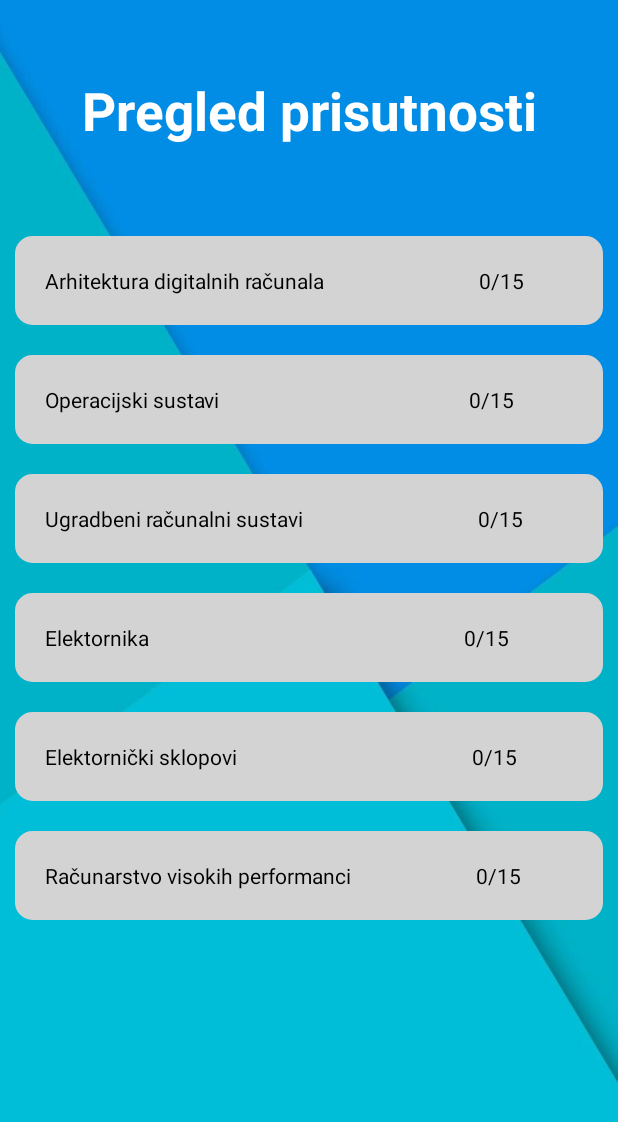
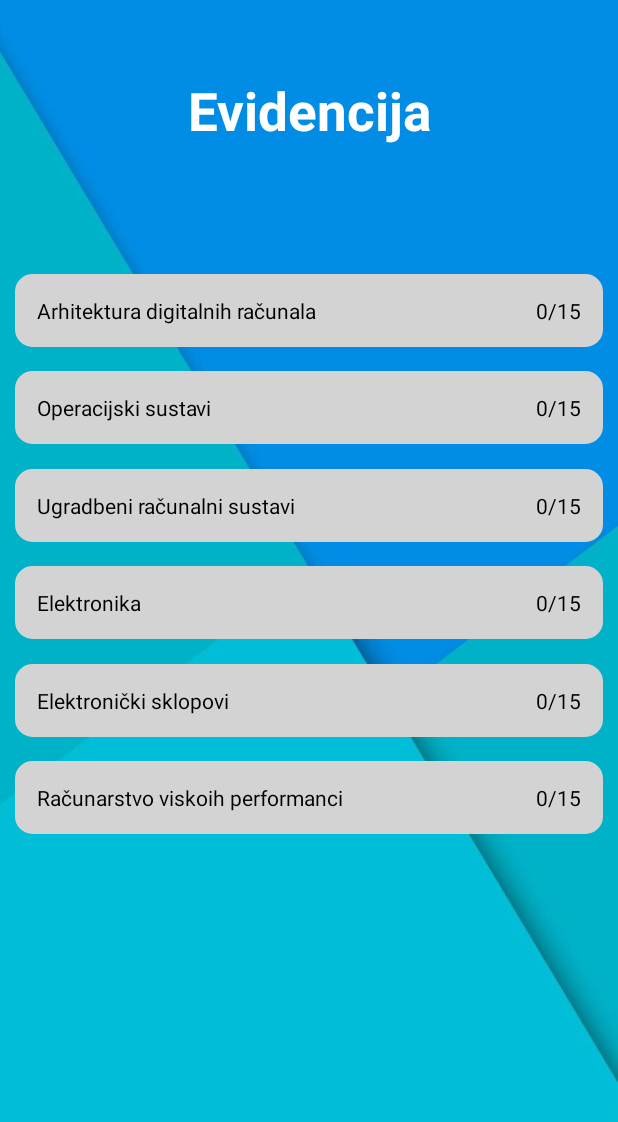
Before and after one commit to mislavivanda/Ugradbeni_android, an Android app: the PregledprisutnostiprofesorActivity2 screen opened directly, with no data from a screen before it, on a phone screen of 412 x 824 dp. Shown: the top 1122 px of the screen. Run offline under Robolectric (Android 15) with nearby library versions, the phone set to English and light mode, and no system bars.

Commit message:
Layout updates

```diff
--- a/app/src/main/res/layout/activity_login.xml
+++ b/app/src/main/res/layout/activity_login.xml
@@ -11,7 +11,7 @@
         android:layout_width="match_parent"
         android:layout_height="wrap_content"
         android:id="@+id/signin"
-        android:text="Log in"
+        android:text="Prijava"
         android:textColor="@color/white"
         android:textSize="35dp"
         android:textStyle="bold"
--- a/app/src/main/res/layout/activity_main.xml
+++ b/app/src/main/res/layout/activity_main.xml
@@ -16,7 +16,6 @@
         android:layout_marginEnd="50dp"
         android:layout_marginBottom="50dp"
         android:gravity="center"
-        android:text="Log in"
         android:textColor="@color/white"
         android:textSize="35sp"
         android:textStyle="bold" />
@@ -41,7 +40,7 @@
         android:layout_below="@id/student"
         android:layout_marginTop="77dp"
         android:background="@drawable/my_rounded_bg"
-        android:drawableTop="@drawable/professor"
+        android:drawableTop="@drawable/icons8_teacher_50"
         android:gravity="center"
         android:text="Profesor"
         android:layout_centerHorizontal="true"
--- a/app/src/main/res/layout/activity_pregledprisutnostiprofesor2.xml
+++ b/app/src/main/res/layout/activity_pregledprisutnostiprofesor2.xml
@@ -14,110 +14,237 @@
         android:layout_marginStart="50dp"
         android:layout_marginTop="50dp"
         android:layout_marginEnd="50dp"
-        android:layout_marginBottom="50dp"
+        android:layout_marginBottom="80dp"
         android:gravity="center"
-        android:text="Pregled prisutnosti"
+        android:text="Evidencija"
         android:textColor="@color/white"
         android:textSize="35sp"
         android:textStyle="bold" />
 
-    <TextView
-        android:id="@+id/ADR"
-        android:layout_width="match_parent"
+    <LinearLayout
+        android:layout_below="@id/login"
+        android:layout_width="fill_parent"
         android:layout_height="wrap_content"
-        android:layout_below="@id/login"
+        android:orientation="horizontal"
         android:layout_marginStart="10dp"
-        android:layout_marginTop="10dp"
+        android:layout_marginTop="5dp"
         android:layout_marginEnd="10dp"
         android:layout_marginBottom="10dp"
         android:background="@drawable/oblo"
         android:drawablePadding="20dp"
-        android:gravity="center_vertical"
-        android:padding="20dp"
-        android:text="Arhitektura digitalnih računala                               0/15"
-        android:textColor="@color/black" />
+        android:weightSum="100">
 
-    <TextView
-        android:id="@+id/OS"
-        android:layout_width="match_parent"
+        <TextView
+            android:id="@+id/ADR"
+            android:layout_width="fill_parent"
+            android:layout_height="wrap_content"
+            android:text="Arhitektura digitalnih računala"
+            android:textColor="@color/black"
+            android:gravity="left"
+            android:layout_weight="40"
+
+
+            />
+
+
+        <TextView
+            android:id="@+id/broj1"
+            android:layout_width="fill_parent"
+            android:layout_height="wrap_content"
+            android:layout_weight="60"
+            android:textColor="@color/black"
+            android:gravity="right"
+            android:text="0/15"
+
+
+            />
+    </LinearLayout>
+
+    <LinearLayout
+        android:layout_width="fill_parent"
         android:layout_height="wrap_content"
-        android:layout_below="@id/ADR"
+        android:layout_below="@id/login"
         android:layout_marginStart="10dp"
-        android:layout_marginTop="10dp"
+        android:layout_marginTop="70dp"
         android:layout_marginEnd="10dp"
         android:layout_marginBottom="10dp"
         android:background="@drawable/oblo"
-        android:drawablePadding="20dp"
-        android:padding="20dp"
-        android:gravity="center_vertical"
-        android:text="Operacijski sustavi                                                  0/15"
-        android:textColor="@color/black" />
+        android:orientation="horizontal"
+        android:weightSum="100">
 
-    <TextView
-        android:id="@+id/ugradbeni"
-        android:layout_width="match_parent"
+
+        <TextView
+            android:id="@+id/OS"
+            android:layout_width="fill_parent"
+            android:layout_height="wrap_content"
+            android:layout_weight="50"
+            android:gravity="left"
+            android:text="Operacijski sustavi"
+            android:textColor="@color/black"
+
+
+            />
+
+        <TextView
+            android:id="@+id/broj2"
+            android:layout_width="fill_parent"
+            android:layout_height="wrap_content"
+            android:layout_weight="50"
+            android:gravity="right"
+            android:textColor="@color/black"
+            android:text="0/15"
+
+
+            />
+    </LinearLayout>
+    <LinearLayout
+        android:layout_width="fill_parent"
         android:layout_height="wrap_content"
-        android:layout_below="@id/OS"
+        android:layout_below="@id/login"
         android:layout_marginStart="10dp"
-        android:layout_marginTop="10dp"
+        android:layout_marginTop="135dp"
         android:layout_marginEnd="10dp"
         android:layout_marginBottom="10dp"
         android:background="@drawable/oblo"
-        android:drawablePadding="20dp"
-        android:padding="20dp"
-        android:gravity="center_vertical"
-        android:text="Ugradbeni računalni sustavi                                   0/15"
-        android:textColor="@color/black" />
+        android:orientation="horizontal"
+        android:weightSum="100">
 
-    <TextView
-        android:id="@+id/elektronika"
-        android:layout_width="match_parent"
+
+        <TextView
+            android:id="@+id/URS"
+            android:layout_width="fill_parent"
+            android:layout_height="wrap_content"
+            android:layout_weight="40"
+            android:gravity="left"
+            android:text="Ugradbeni računalni sustavi"
+            android:textColor="@color/black"
+
+
+            />
+
+        <TextView
+            android:id="@+id/broj3"
+            android:layout_width="fill_parent"
+            android:layout_height="wrap_content"
+            android:layout_weight="60"
+            android:gravity="right"
+            android:textColor="@color/black"
+            android:text="0/15"
+
+
+            />
+    </LinearLayout>
+    <LinearLayout
+        android:layout_width="fill_parent"
         android:layout_height="wrap_content"
-        android:layout_below="@id/ugradbeni"
+        android:layout_below="@id/login"
         android:layout_marginStart="10dp"
-        android:layout_marginTop="10dp"
+        android:layout_marginTop="200dp"
         android:layout_marginEnd="10dp"
         android:layout_marginBottom="10dp"
         android:background="@drawable/oblo"
-        android:drawablePadding="20dp"
-        android:padding="20dp"
-        android:gravity="center_vertical"
-        android:text="Elektornika                                                               0/15"
-        android:textColor="@color/black" />
+        android:orientation="horizontal"
+        android:weightSum="100">
 
-    <TextView
-        android:id="@+id/ES"
-        android:layout_width="match_parent"
+
+        <TextView
+            android:id="@+id/Elektronika"
+            android:layout_width="fill_parent"
+            android:layout_height="wrap_content"
+            android:layout_weight="50"
+            android:gravity="left"
+            android:text="Elektronika"
+            android:textColor="@color/black"
+
+
+            />
+
+        <TextView
+            android:id="@+id/broj4"
+            android:layout_width="fill_parent"
+            android:layout_height="wrap_content"
+            android:layout_weight="50"
+            android:gravity="right"
+            android:textColor="@color/black"
+            android:text="0/15"
+
+
+            />
+    </LinearLayout>
+    <LinearLayout
+        android:layout_width="fill_parent"
         android:layout_height="wrap_content"
-        android:layout_below="@id/elektronika"
+        android:layout_below="@id/login"
         android:layout_marginStart="10dp"
-        android:layout_marginTop="10dp"
+        android:layout_marginTop="265dp"
         android:layout_marginEnd="10dp"
         android:layout_marginBottom="10dp"
         android:background="@drawable/oblo"
-        android:drawablePadding="20dp"
-        android:padding="20dp"
-        android:gravity="center_vertical"
-        android:text="Elektornički sklopovi                                               0/15"
-        android:textColor="@color/black" />
+        android:orientation="horizontal"
+        android:weightSum="100">
 
 
-    <TextView
-        android:id="@+id/RVP"
-        android:layout_width="match_parent"
+        <TextView
+            android:id="@+id/ES"
+            android:layout_width="fill_parent"
+            android:layout_height="wrap_content"
+            android:layout_weight="50"
+            android:gravity="left"
+            android:text="Elektronički sklopovi"
+            android:textColor="@color/black"
+
+
+            />
+
+        <TextView
+            android:id="@+id/broj5"
+            android:layout_width="fill_parent"
+            android:layout_height="wrap_content"
+            android:layout_weight="50"
+            android:gravity="right"
+            android:textColor="@color/black"
+            android:text="0/15"
+
+
+            />
+    </LinearLayout>
+    <LinearLayout
+        android:layout_width="fill_parent"
         android:layout_height="wrap_content"
-        android:layout_below="@id/ES"
+        android:layout_below="@id/login"
         android:layout_marginStart="10dp"
-        android:layout_marginTop="10dp"
+        android:layout_marginTop="330dp"
         android:layout_marginEnd="10dp"
         android:layout_marginBottom="10dp"
         android:background="@drawable/oblo"
-        android:drawablePadding="20dp"
-        android:padding="20dp"
-        android:gravity="center_vertical"
-        android:text="Računarstvo visokih performanci                         0/15"
-        android:textColor="@color/black" />
+        android:orientation="horizontal"
+        android:weightSum="100">
 
+
+        <TextView
+            android:id="@+id/RVS"
+            android:layout_width="fill_parent"
+            android:layout_height="wrap_content"
+            android:layout_weight="30"
+            android:gravity="left"
+            android:text="Računarstvo viskoih performanci"
+            android:textColor="@color/black"
+
+
+            />
+
+        <TextView
+            android:id="@+id/broj6"
+            android:layout_width="fill_parent"
+            android:layout_height="wrap_content"
+            android:layout_weight="70"
+            android:gravity="right"
+            android:textColor="@color/black"
+            android:text="0/15"
+
+
+            />
+    </LinearLayout>
 
 
 </RelativeLayout>
```
Also changed, not shown: app/src/main/res/drawable/icons8_teacher_50.xml (added, +22 -0 lines), app/src/main/res/layout/activity_pregledprisutnostistudent.xml (+183 -55 lines).
